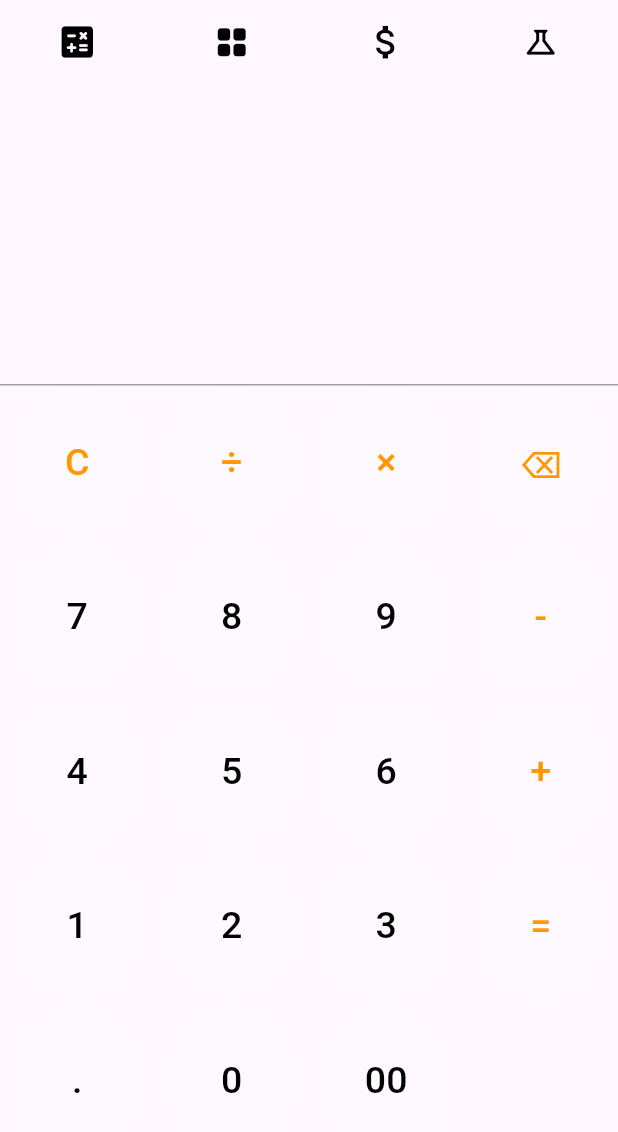
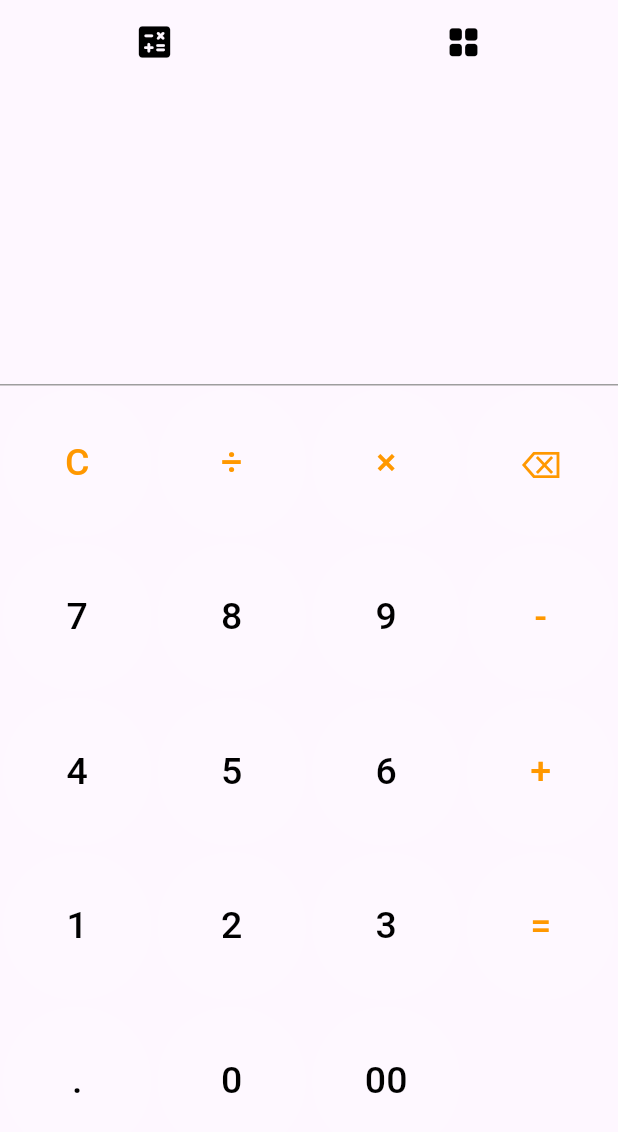
Before and after one commit to rinas323/FlutterCalculator, a Flutter app: the screen it shows after launch, on a phone screen of 412 x 824 dp. Shown: the top 1132 px of the screen. Run offline on Flutter 3.47's test engine with Material 3 defaults, Android fonts, the phone set to English and light mode, and no system bars; our stand-ins replace math_expressions, timezone.

Commit message:
removing unwanted features

```diff
--- a/lib/main.dart
+++ b/lib/main.dart
@@ -1,7 +1,5 @@
 import 'package:flutter/material.dart';
-import 'package:universal_calculator/finance/finance_calculator_page.dart';
 import 'package:universal_calculator/general/general_calculations_mainpage.dart';
-import 'package:universal_calculator/scientific/scientific_calculations_mainpage.dart';
 import 'package:math_expressions/math_expressions.dart';
 import 'package:timezone/data/latest.dart' as tz;
 
@@ -81,7 +79,7 @@ class _HomePageState extends State<HomePage> {
         actions: [
           SizedBox(
             width: MediaQuery.of(context).size.width /
-                4, // Distribute equally among 4 icons
+                2, // Distribute equally among 4 icons
             child: IconButton(
               icon: Icon(
                 Icons.calculate_rounded,
@@ -95,7 +93,7 @@ class _HomePageState extends State<HomePage> {
             ),
           ),
           SizedBox(
-            width: MediaQuery.of(context).size.width / 4,
+            width: MediaQuery.of(context).size.width / 2,
             child: IconButton(
               icon: Icon(
                 Icons.grid_view_rounded,
@@ -105,34 +103,6 @@ class _HomePageState extends State<HomePage> {
               onPressed: () {
                 _changePage(1);
                 _changeColor(1);
-              },
-            ),
-          ),
-          SizedBox(
-            width: MediaQuery.of(context).size.width / 4,
-            child: IconButton(
-              icon: Icon(
-                Icons.attach_money,
-                color: _iconColor2,
-              ),
-              iconSize: 29,
-              onPressed: () {
-                _changePage(2);
-                _changeColor(2);
-              },
-            ),
-          ),
-          SizedBox(
-            width: MediaQuery.of(context).size.width / 4,
-            child: IconButton(
-              icon: Icon(
-                Icons.science_outlined,
-                color: _iconColor3,
-              ),
-              iconSize: 25,
-              onPressed: () {
-                _changePage(3);
-                _changeColor(3);
               },
             ),
           ),
@@ -148,10 +118,6 @@ class _HomePageState extends State<HomePage> {
         return GeneralCalculatorPage();
       case 1:
         return GeneralCalculationsPage();
-      case 2:
-        return FinanceCalculatorPage();
-      case 3:
-        return ScientificCalculatorPage();
       default:
         return Container();
     }
```
Also changed, not shown: lib/finance/finance_calculator_page.dart (deleted, +0 -41 lines), lib/scientific/scientific_calculations_mainpage.dart (deleted, +0 -52 lines).
